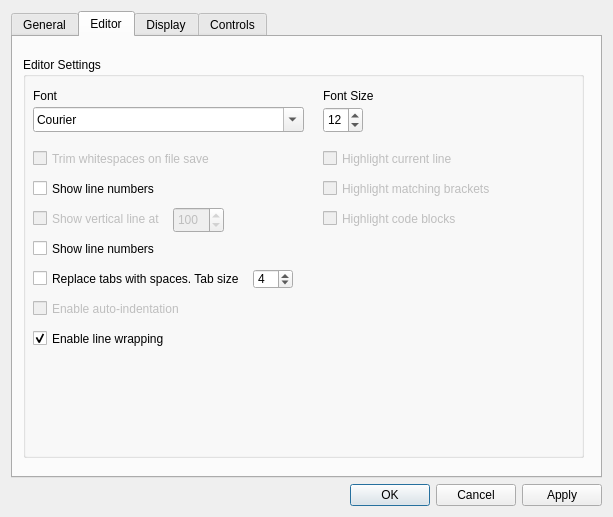
First picture: the form in src/settingsdialog.ui, repository GAMS-dev/studio, before the edit.
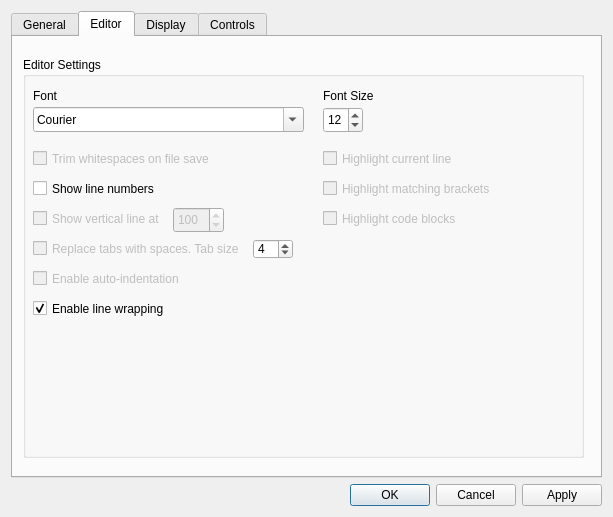
Second picture: the form after the edit. The open tabs and pages were chosen to show the change.

Patch:
```diff
--- a/src/settingsdialog.ui
+++ b/src/settingsdialog.ui
@@ -407,31 +407,12 @@
        </widget>
        <widget class="QCheckBox" name="checkBox_13">
         <property name="enabled">
-         <bool>true</bool>
+         <bool>false</bool>
         </property>
         <property name="geometry">
          <rect>
           <x>10</x>
-          <y>180</y>
-          <width>271</width>
-          <height>23</height>
-         </rect>
-        </property>
-        <property name="text">
-         <string>Show line numbers</string>
-        </property>
-        <property name="checkable">
-         <bool>true</bool>
-        </property>
-       </widget>
-       <widget class="QCheckBox" name="checkBox_12">
-        <property name="enabled">
-         <bool>true</bool>
-        </property>
-        <property name="geometry">
-         <rect>
-          <x>10</x>
-          <y>213</y>
+          <y>183</y>
           <width>231</width>
           <height>17</height>
          </rect>
@@ -447,7 +428,7 @@
         <property name="geometry">
          <rect>
           <x>230</x>
-          <y>212</y>
+          <y>182</y>
           <width>40</width>
           <height>20</height>
          </rect>
@@ -469,7 +450,7 @@
         <property name="geometry">
          <rect>
           <x>10</x>
-          <y>240</y>
+          <y>210</y>
           <width>271</width>
           <height>23</height>
          </rect>
@@ -491,7 +472,7 @@
         <property name="geometry">
          <rect>
           <x>10</x>
-          <y>270</y>
+          <y>240</y>
           <width>271</width>
           <height>23</height>
          </rect>
```
Left out of the diff: 52 changed lines with no effect on the pictures.
